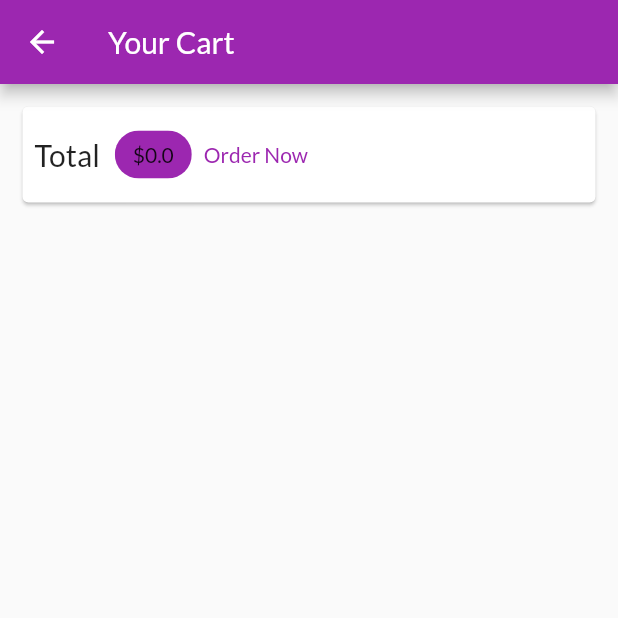
After one commit to TodorMarkov88/flutter_shop, a Flutter app: the CartScreen screen opened by its route, on a phone screen of 412 x 824 dp, the top half of it. The commit adds this screen. Run offline on Flutter 3.47's test engine with Material 2 defaults, Android fonts, the phone set to English and light mode, and no system bars; network calls fail.

Commit message:
bascket-button

```diff
--- a/lib/main.dart
+++ b/lib/main.dart
@@ -3,6 +3,7 @@ import 'package:provider/provider.dart';
 
 import './screens/products_overview_screen.dart';
 import './screens/product_detail_screen.dart';
+import './screens/cart_screen.dart';
 import './providers/products.dart';
 import './providers/cart.dart';
 
@@ -33,6 +34,7 @@ class MyApp extends StatelessWidget {
         routes: {
           ProductDetailScreen.routeName: ((context) =>
               const ProductDetailScreen()),
+          CartScreen.routeName: ((context) => const CartScreen())
         },
       ),
     );
--- a/lib/providers/cart.dart
+++ b/lib/providers/cart.dart
@@ -3,8 +3,8 @@ import 'package:flutter/material.dart';
 class CartItem {
   final String id;
   final String title;
-  final int quantity;
-  final double price;
+  final int? quantity;
+  final double? price;
 
   CartItem({
     required this.id,
@@ -15,14 +15,22 @@ class CartItem {
 }
 
 class Cart with ChangeNotifier {
-  Map<String, CartItem> _items={};
+  Map<String, CartItem> _items = {};
 
   Map<String, CartItem> get items {
     return {..._items};
   }
 
+  double get totalAmount {
+    var total = 0.0;
+    _items.forEach((key, cartItem) {
+      total += (cartItem.price! * cartItem.quantity!);
+    });
+    return total;
+  }
+
   int get itemCount {
-    return   _items.length;
+    return _items.length;
   }
 
   void addItem(
@@ -39,7 +47,7 @@ class Cart with ChangeNotifier {
             id: existingCartItem.id,
             title: existingCartItem.title,
             price: existingCartItem.price,
-            quantity: existingCartItem.quantity + 1),
+            quantity: existingCartItem.quantity! + 1),
       );
     } else {
       _items.putIfAbsent(
--- /dev/null
+++ b/lib/screens/cart_screen.dart
@@ -0,0 +1,50 @@
+import 'package:flutter/material.dart';
+
+import 'package:provider/provider.dart';
+import '../providers/cart.dart';
+
+class CartScreen extends StatelessWidget {
+  static const routeName = '/cart';
+
+  const CartScreen({Key? key}) : super(key: key);
+
+  @override
+  Widget build(BuildContext context) {
+    final cart = Provider.of<Cart>(context);
+
+    return Scaffold(
+      appBar: AppBar(
+        title: const Text('Your Cart'),
+      ),
+      body: Column(
+        children: [
+          Card(
+            margin: const EdgeInsets.all(15),
+            child: Padding(
+              padding: const EdgeInsets.all(8),
+              child: Row(
+                children: [
+                  const Text(
+                    'Total',
+                    style: TextStyle(fontSize: 20),
+                  ),
+                  const SizedBox(
+                    width: 10,
+                  ),
+                  Chip(
+                    label: Text('\$${cart.totalAmount}'),
+                    backgroundColor: Theme.of(context).colorScheme.primary,
+                  ),
+                  TextButton(
+                    child: const Text('Order Now'),
+                    onPressed: () {},
+                  )
+                ],
+              ),
+            ),
+          ),
+        ],
+      ),
+    );
+  }
+}
--- a/lib/screens/products_overview_screen.dart
+++ b/lib/screens/products_overview_screen.dart
@@ -4,6 +4,7 @@ import 'package:provider/provider.dart';
 import '../widgets/products_grid.dart';
 import '../widgets/badge.dart';
 import '../providers/cart.dart';
+import './cart_screen.dart';
 
 enum FilterOptions { Favorites, All }
 
@@ -15,7 +16,7 @@ class ProductsOverviewScreen extends StatefulWidget {
 }
 
 class _ProductsOverviewScreenState extends State<ProductsOverviewScreen> {
-  late   bool _showOnlyFavorites = false;
+  late bool _showOnlyFavorites = false;
 
   @override
   Widget build(BuildContext context) {
@@ -53,12 +54,14 @@ class _ProductsOverviewScreenState extends State<ProductsOverviewScreen> {
             builder: (_, cart, ch) => Badge(
                 value: cart.itemCount.toString(),
                 color: Theme.of(context).colorScheme.secondary,
-                child: ch  as Widget),
+                child: ch as Widget),
             child: IconButton(
               icon: const Icon(
                 Icons.shopping_cart,
               ),
-              onPressed: () {},
+              onPressed: () {
+                Navigator.of(context).pushNamed(CartScreen.routeName);
+              },
             ),
           ),
         ],
```
